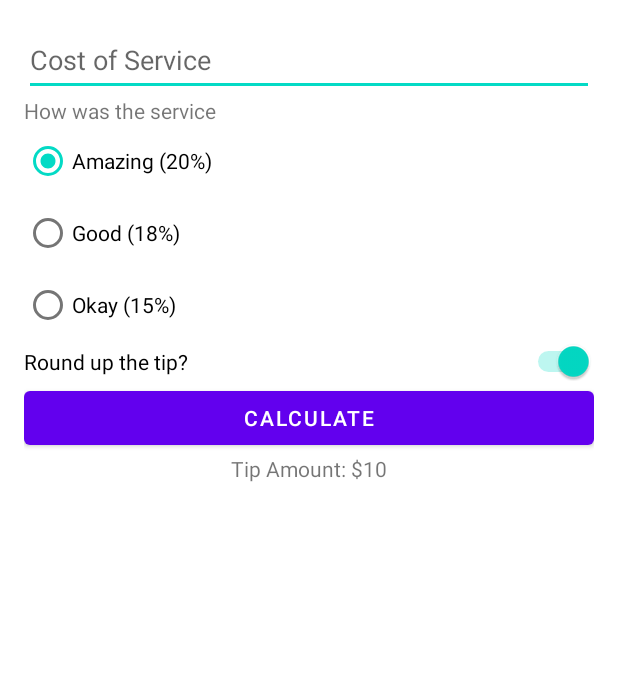
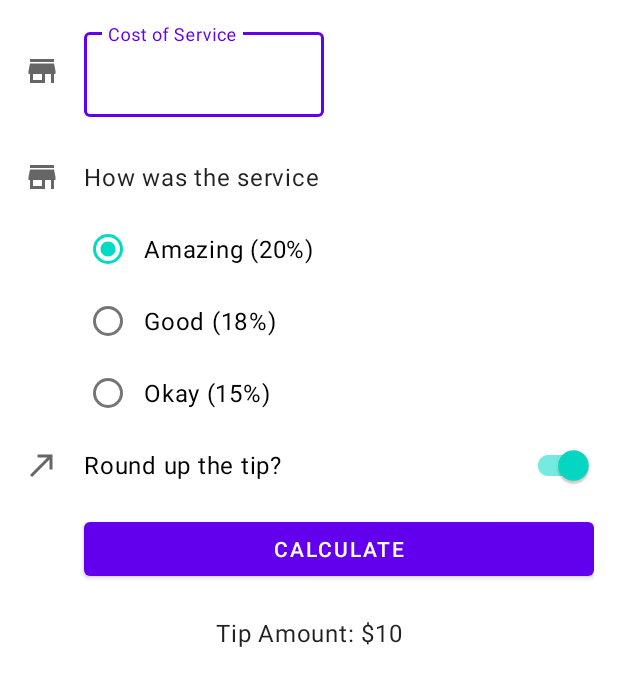
Before and after one commit to ariel-people/Tip_Time, an Android app: the layout activity_main.xml on its own in the app's theme, with its tools: preview values and no code run, on a phone screen of 412 x 824 dp. Shown: the top 686 px of the screen. Run offline under Robolectric (Android 15) with nearby library versions, the phone set to English and light mode, and no system bars.

```diff
--- /dev/null
+++ b/app/src/main/res/drawable/ic_round_up.xml
@@ -0,0 +1,10 @@
+<vector xmlns:android="http://schemas.android.com/apk/res/android"
+    android:width="24dp"
+    android:height="24dp"
+    android:viewportWidth="24"
+    android:viewportHeight="24"
+    android:tint="?attr/colorControlNormal">
+  <path
+      android:fillColor="@android:color/white"
+      android:pathData="M9,5v2h6.59L4,18.59 5.41,20 17,8.41V15h2V5z"/>
+</vector>
--- /dev/null
+++ b/app/src/main/res/drawable/ic_store.xml
@@ -0,0 +1,10 @@
+<vector xmlns:android="http://schemas.android.com/apk/res/android"
+    android:width="24dp"
+    android:height="24dp"
+    android:viewportWidth="24"
+    android:viewportHeight="24"
+    android:tint="?attr/colorControlNormal">
+  <path
+      android:fillColor="@android:color/white"
+      android:pathData="M20,4L4,4v2h16L20,4zM21,14v-2l-1,-5L4,7l-1,5v2h1v6h10v-6h4v6h2v-6h1zM12,18L6,18v-4h6v4z"/>
+</vector>
--- a/app/src/main/res/layout/activity_main.xml
+++ b/app/src/main/res/layout/activity_main.xml
@@ -1,4 +1,11 @@
 <?xml version="1.0" encoding="utf-8"?>
+<ScrollView
+    xmlns:android="http://schemas.android.com/apk/res/android"
+    xmlns:app="http://schemas.android.com/apk/res-auto"
+    xmlns:tools="http://schemas.android.com/tools"
+    android:layout_height="match_parent"
+    android:layout_width="match_parent">
+
     <androidx.constraintlayout.widget.ConstraintLayout xmlns:android="http://schemas.android.com/apk/res/android"
         xmlns:app="http://schemas.android.com/apk/res-auto"
         xmlns:tools="http://schemas.android.com/tools"
@@ -7,22 +14,56 @@
         android:padding="16dp"
         tools:context=".MainActivity">
 
-    <EditText
+        <ImageView
+            android:id="@+id/icon_cost_of_service"
+            app:srcCompat="@drawable/ic_store"
+            android:layout_width="wrap_content"
+            android:layout_height="wrap_content"
+            android:importantForAccessibility="no"
+            app:layout_constraintStart_toStartOf="parent"
+            app:layout_constraintTop_toTopOf="@id/cost_of_service"
+            app:layout_constraintBottom_toBottomOf="@id/cost_of_service"
+            />
+
+        <com.google.android.material.textfield.TextInputLayout
             android:id="@+id/cost_of_service"
+            android:layout_width="160dp"
+            android:layout_height="wrap_content"
+            android:hint="@string/cost_of_service"
+            android:layout_marginStart="16dp"
+            app:layout_constraintStart_toEndOf="@id/icon_cost_of_service"
+            app:layout_constraintTop_toTopOf="parent">
+
+            <com.google.android.material.textfield.TextInputEditText
+                android:id="@+id/cost_of_service_edit_text"
                 android:layout_width="match_parent"
                 android:layout_height="wrap_content"
-        android:hint="@string/cost_of_service"
                 android:inputType="numberDecimal"
                 android:minHeight="48dp"
+                />
+
+        </com.google.android.material.textfield.TextInputLayout>
+
+        <ImageView
+            android:id="@+id/icon_service_question"
+            app:srcCompat="@drawable/ic_store"
+            android:layout_width="wrap_content"
+            android:layout_height="wrap_content"
+            android:importantForAccessibility="no"
             app:layout_constraintStart_toStartOf="parent"
-        app:layout_constraintTop_toTopOf="parent" />
+            app:layout_constraintTop_toTopOf="@id/service_question"
+            app:layout_constraintBottom_toBottomOf="@id/service_question"
+            />
 
         <TextView
             android:id="@+id/service_question"
+            style="@style/Widget.TipTime.TextView"
             android:layout_width="wrap_content"
             android:layout_height="wrap_content"
             android:text="@string/how_was_the_service"
-        app:layout_constraintStart_toStartOf="parent"
+            android:layout_marginStart="16dp"
+            android:layout_marginTop="16dp"
+            app:layout_constraintStart_toEndOf="@id/icon_service_question"
             app:layout_constraintTop_toBottomOf="@id/cost_of_service" />
 
         <RadioGroup
@@ -31,7 +72,7 @@
             android:layout_height="wrap_content"
             android:checkedButton="@id/tip_twenty"
             android:orientation="vertical"
-        app:layout_constraintStart_toStartOf="parent"
+            app:layout_constraintStart_toStartOf="@id/service_question"
             app:layout_constraintTop_toBottomOf="@id/service_question">
 
             <RadioButton
@@ -54,14 +95,27 @@
 
         </RadioGroup>
 
-    <Switch
+        <ImageView
+            android:id="@+id/icon_round_up"
+            app:srcCompat="@drawable/ic_round_up"
+            android:layout_width="wrap_content"
+            android:layout_height="wrap_content"
+            android:importantForAccessibility="no"
+            app:layout_constraintStart_toStartOf="parent"
+            app:layout_constraintTop_toTopOf="@id/round_up_switch"
+            app:layout_constraintBottom_toBottomOf="@id/round_up_switch"
+            />
+
+        <com.google.android.material.switchmaterial.SwitchMaterial
             android:id="@+id/round_up_switch"
+            style="@style/Widget.TipTime.CompoundButton.Switch"
             android:layout_width="0dp"
             android:layout_height="wrap_content"
             android:checked="true"
             android:text="@string/round_up_the_tip"
+            android:layout_marginStart="16dp"
+            app:layout_constraintStart_toEndOf="@id/icon_round_up"
             app:layout_constraintEnd_toEndOf="parent"
-        app:layout_constraintStart_toStartOf="parent"
             app:layout_constraintTop_toBottomOf="@id/tip_options" />
 
         <Button
@@ -69,17 +123,21 @@
             android:layout_width="0dp"
             android:layout_height="wrap_content"
             android:text="@string/calculate"
+            android:layout_marginTop="8dp"
             app:layout_constraintEnd_toEndOf="parent"
-        app:layout_constraintStart_toStartOf="parent"
+            app:layout_constraintStart_toStartOf="@id/round_up_switch"
             app:layout_constraintTop_toBottomOf="@id/round_up_switch" />
 
         <TextView
             android:id="@+id/tip_result"
+            style="@style/Widget.TipTime.TextView"
             android:layout_width="wrap_content"
             android:layout_height="wrap_content"
+            android:layout_marginTop="8dp"
             tools:text = "Tip Amount: $10"
             app:layout_constraintEnd_toEndOf="parent"
             app:layout_constraintStart_toStartOf="parent"
             app:layout_constraintTop_toBottomOf="@id/calculate_button" />
 
     </androidx.constraintlayout.widget.ConstraintLayout>
+</ScrollView>
--- a/app/src/main/res/mipmap-anydpi-v26/ic_launcher.xml
+++ b/app/src/main/res/mipmap-anydpi-v26/ic_launcher.xml
@@ -1,5 +1,5 @@
 <?xml version="1.0" encoding="utf-8"?>
 <adaptive-icon xmlns:android="http://schemas.android.com/apk/res/android">
-    <background android:drawable="@drawable/ic_launcher_background" />
-    <foreground android:drawable="@drawable/ic_launcher_foreground" />
+    <background android:drawable="@drawable/ic_launcher_background"/>
+    <foreground android:drawable="@drawable/ic_launcher_foreground"/>
 </adaptive-icon>
--- a/app/src/main/res/mipmap-anydpi-v26/ic_launcher_round.xml
+++ b/app/src/main/res/mipmap-anydpi-v26/ic_launcher_round.xml
@@ -1,5 +1,5 @@
 <?xml version="1.0" encoding="utf-8"?>
 <adaptive-icon xmlns:android="http://schemas.android.com/apk/res/android">
-    <background android:drawable="@drawable/ic_launcher_background" />
-    <foreground android:drawable="@drawable/ic_launcher_foreground" />
+    <background android:drawable="@drawable/ic_launcher_background"/>
+    <foreground android:drawable="@drawable/ic_launcher_foreground"/>
 </adaptive-icon>
--- a/app/src/main/res/values-night/themes.xml
+++ b/app/src/main/res/values-night/themes.xml
@@ -12,5 +12,12 @@
         <!-- Status bar color. -->
         <item name="android:statusBarColor" tools:targetApi="l">?attr/colorPrimaryVariant</item>
         <!-- Customize your theme here. -->
+
+        <!-- Text input fields -->
+        <item name="textInputStyle">@style/Widget.MaterialComponents.TextInputLayout.OutlinedBox</item>
+        <!-- Radio buttons -->
+        <item name="radioButtonStyle">@style/Widget.TipTime.CompoundButton.RadioButton</item>
+        <!-- Switches -->
+        <item name="switchStyle">@style/Widget.TipTime.CompoundButton.Switch</item>
     </style>
 </resources>
--- /dev/null
+++ b/app/src/main/res/values/dimens.xml
@@ -0,0 +1,4 @@
+<?xml version="1.0" encoding="utf-8"?>
+<resources>
+    <dimen name="min_text_height">48dp</dimen>
+</resources>
--- /dev/null
+++ b/app/src/main/res/values/styles.xml
@@ -0,0 +1,20 @@
+<?xml version="1.0" encoding="utf-8"?>
+<resources>
+    <style name="Widget.TipTime.TextView" parent="Widget.MaterialComponents.TextView">
+        <item name="android:minHeight">@dimen/min_text_height</item>
+        <item name="android:gravity">center_vertical</item>
+        <item name="android:textAppearance">?attr/textAppearanceBody1</item>
+    </style>
+
+    <style name="Widget.TipTime.CompoundButton.Switch" parent="Widget.MaterialComponents.CompoundButton.Switch">
+        <item name="android:minHeight">@dimen/min_text_height</item>
+        <item name="android:gravity">center_vertical</item>
+        <item name="android:textAppearance">?attr/textAppearanceBody1</item>
+    </style>
+
+    <style name="Widget.TipTime.CompoundButton.RadioButton" parent="Widget.MaterialComponents.CompoundButton.RadioButton">
+        <item name="android:paddingStart">8dp</item>
+        <item name="android:textAppearance">?attr/textAppearanceBody1</item>
+    </style>
+
+</resources>
--- a/app/src/main/res/values/themes.xml
+++ b/app/src/main/res/values/themes.xml
@@ -12,5 +12,12 @@
         <!-- Status bar color. -->
         <item name="android:statusBarColor" tools:targetApi="l">?attr/colorPrimaryVariant</item>
         <!-- Customize your theme here. -->
+
+        <!-- Text input fields -->
+        <item name="textInputStyle">@style/Widget.MaterialComponents.TextInputLayout.OutlinedBox</item>
+        <!-- Radio buttons -->
+        <item name="radioButtonStyle">@style/Widget.TipTime.CompoundButton.RadioButton</item>
+        <!-- Switches -->
+        <item name="switchStyle">@style/Widget.TipTime.CompoundButton.Switch</item>
     </style>
 </resources>
```
Also changed, not shown: app/src/main/java/com/example/tiptime/MainActivity.kt (+19 -1 lines), app/src/main/res/drawable-anydpi-v26/ic_launcher_background.xml (added, +21 -0 lines), app/src/main/res/drawable-anydpi-v26/ic_launcher_foreground.xml (added, +9 -0 lines), app/src/main/res/drawable-v24/ic_launcher_foreground.xml (deleted, +0 -30 lines), app/src/main/res/drawable/ic_launcher_background.xml (deleted, +0 -170 lines), app/src/main/res/drawable/ic_service.xml (added, +10 -0 lines), app/src/main/ic_launcher-playstore.png (added), 1 other file. Lines whose indentation alone changed are shown as unchanged.
